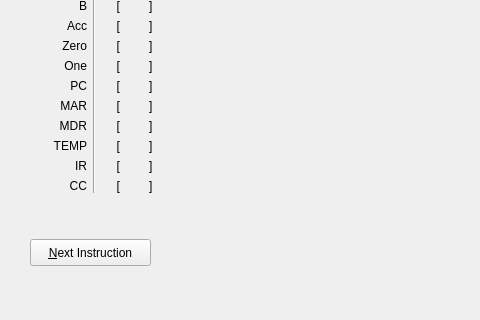
Old version of the form gemini.ui in the repository thegreatpissant/gemini; both pictures show x 0 to 480 and y 240 to 560 of the 662 by 560 pixel window.
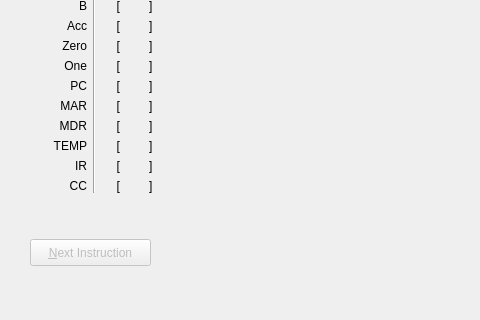
New version of the form.

The edit to the form file:
```diff
--- a/gemini.ui
+++ b/gemini.ui
@@ -133,6 +133,9 @@
     </layout>
    </widget>
    <widget class="QPushButton" name="pushButton">
+    <property name="enabled">
+     <bool>false</bool>
+    </property>
     <property name="geometry">
      <rect>
       <x>30</x>
```
Left out of the diff: 2 changed lines with no effect on the pictures.
